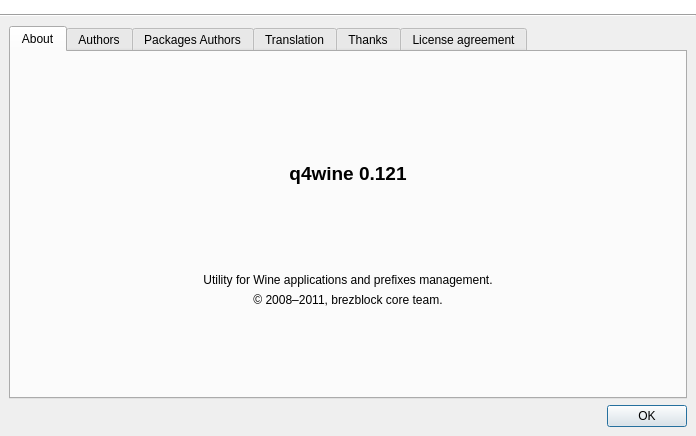
Above: src/q4wine-gui/uis/About.ui from brezerk/q4wine before the change. Below: the same form after it.
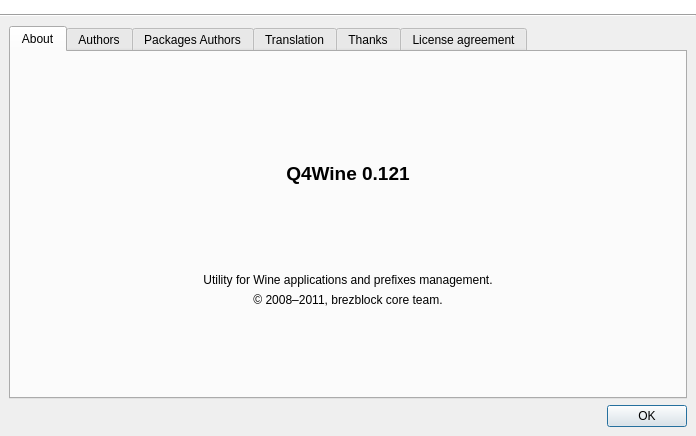
That is the form after the change. Icons and pictures are not drawn.

What changed in the file:
```diff
--- a/src/q4wine-gui/uis/About.ui
+++ b/src/q4wine-gui/uis/About.ui
@@ -215,7 +215,7 @@
 &lt;html&gt;&lt;head&gt;&lt;meta name=&quot;qrichtext&quot; content=&quot;1&quot; /&gt;&lt;style type=&quot;text/css&quot;&gt;
 p, li { white-space: pre-wrap; }
 &lt;/style&gt;&lt;/head&gt;&lt;body style=&quot; font-family:'Verdana'; font-size:13pt; font-weight:400; font-style:normal;&quot;&gt;
-&lt;p style=&quot; margin-top:0px; margin-bottom:0px; margin-left:0px; margin-right:0px; -qt-block-indent:0; text-indent:0px;&quot;&gt;&lt;span style=&quot; font-size:14pt; font-weight:600;&quot;&gt;q4wine 0.121&lt;/span&gt;&lt;/p&gt;&lt;/body&gt;&lt;/html&gt;</string>
+&lt;p style=&quot; margin-top:0px; margin-bottom:0px; margin-left:0px; margin-right:0px; -qt-block-indent:0; text-indent:0px;&quot;&gt;&lt;span style=&quot; font-size:14pt; font-weight:600;&quot;&gt;Q4Wine 0.121&lt;/span&gt;&lt;/p&gt;&lt;/body&gt;&lt;/html&gt;</string>
             </property>
             <property name="alignment">
              <set>Qt::AlignCenter</set>
```
